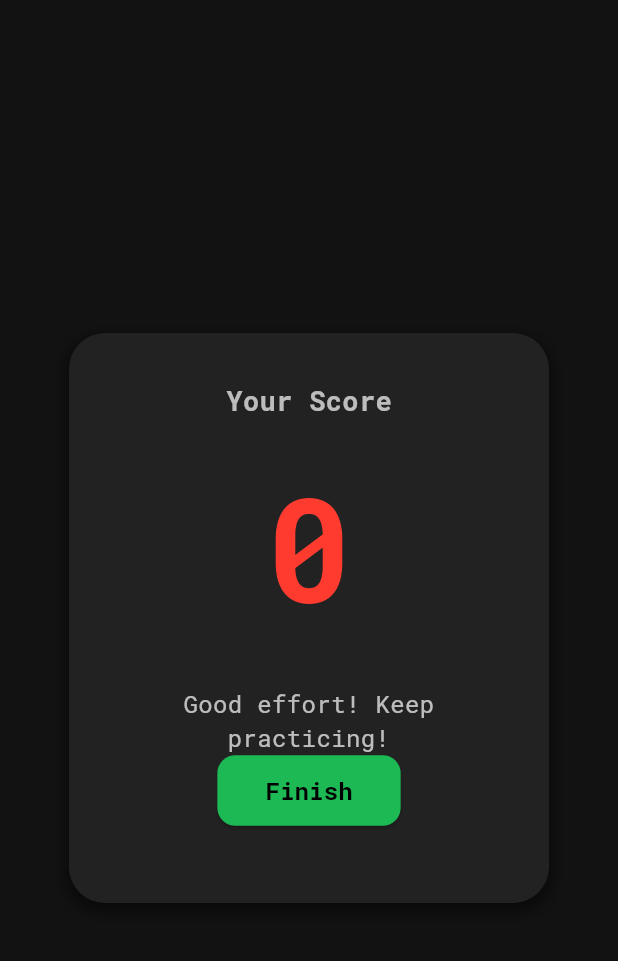
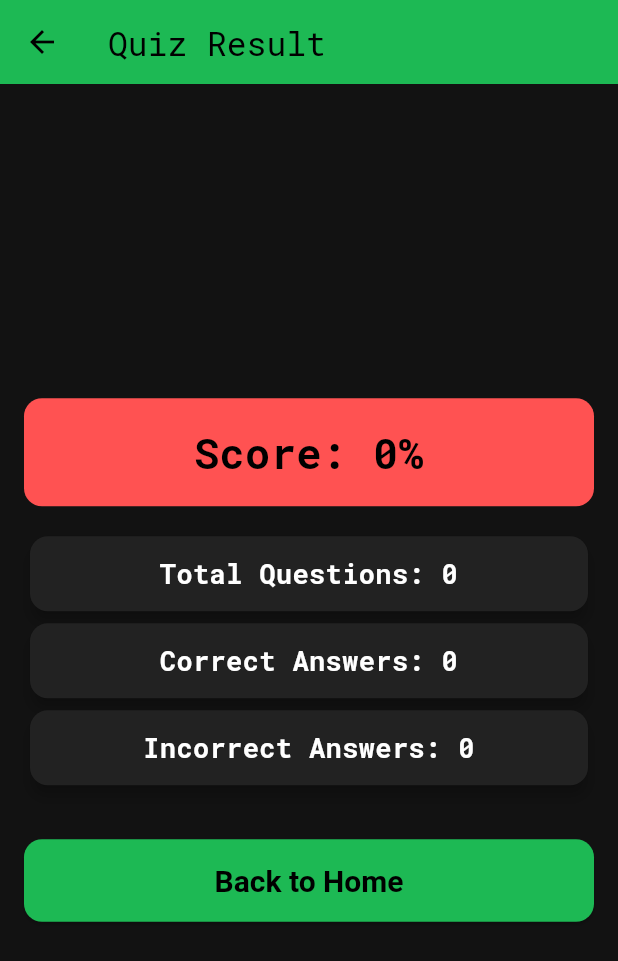
Before and after one commit to ArifHussain39/ByteQuiz, a Flutter app: the ScorePage screen opened directly with empty values, on a phone screen of 412 x 824 dp. Shown: the top 961 px of the screen. Run offline on Flutter 3.47's test engine with Material 3 defaults, Android fonts, the phone set to English and light mode, and no system bars; our stand-ins replace google_fonts.

Commit message:
Question tracking and answer screen

```diff
--- a/lib/score_page.dart
+++ b/lib/score_page.dart
@@ -1,122 +1,102 @@
 import 'package:flutter/material.dart';
-import 'package:google_fonts/google_fonts.dart';
 
 class ScorePage extends StatelessWidget {
-  final int _score;
+  final int score;
+  final int totalQuestions;
+  final int correctAnswers;
+  final int incorrectAnswers;
 
-  const ScorePage(this._score, {super.key});
+  const ScorePage({
+    super.key,
+    required this.score,
+    required this.totalQuestions,
+    required this.correctAnswers,
+    required this.incorrectAnswers,
+  });
 
-  // Function to return score color based on the score value
-  Color _getScoreColor() {
-    if (_score >= 80) {
-      return const Color(0xff1db954); // Green for excellent
-    } else if (_score >= 50) {
-      return const Color(0xffffc107); // Yellow for good
+  Color getScoreColor() {
+    if (score >= 80) {
+      return Colors.greenAccent;
+    } else if (score >= 50) {
+      return Colors.orangeAccent;
     } else {
-      return const Color(0xffff3b30); // Red for low
+      return Colors.redAccent;
     }
   }
 
   @override
   Widget build(BuildContext context) {
     return Scaffold(
-      backgroundColor: const Color(0xff121212), // Dark mode background
-      body: Center(
-        child: SingleChildScrollView(
-          child: Padding(
-            padding: const EdgeInsets.all(32.0),
-            child: Container(
-              width: 320.0,
-              constraints: const BoxConstraints(minHeight: 380.0),
+      appBar: AppBar(
+        title: const Text('Quiz Result'),
+        backgroundColor: const Color(0xff1db954), // Neon green
+      ),
+      body: Padding(
+        padding: const EdgeInsets.all(16.0),
+        child: Column(
+          mainAxisAlignment: MainAxisAlignment.center,
+          crossAxisAlignment: CrossAxisAlignment.stretch,
+          children: [
+            Container(
+              padding: const EdgeInsets.all(16.0),
               decoration: BoxDecoration(
-                color:
-                    const Color(0xff222222), // Slightly lighter dark container
-                borderRadius: const BorderRadius.all(Radius.circular(24.0)),
-                boxShadow: [
-                  BoxShadow(
-                    color: Colors.black.withOpacity(0.5),
-                    blurRadius: 8.0,
-                    spreadRadius: 2.0,
-                    offset: const Offset(0, 4),
+                color: getScoreColor(),
+                borderRadius: BorderRadius.circular(12.0),
               ),
-                ],
-              ),
-              child: Padding(
-                padding: const EdgeInsets.all(32.0),
-                child: Column(
-                  mainAxisSize: MainAxisSize.min,
-                  children: [
-                    // Score Heading
-                    const Text(
-                      'Your Score',
-                      style: TextStyle(
-                        color: Colors.white70,
-                        fontSize: 18.0,
+              child: Text(
+                'Score: $score%',
+                style: const TextStyle(
+                  fontSize: 28.0,
                   fontWeight: FontWeight.bold,
-                      ),
-                    ),
-                    const SizedBox(height: 16.0),
-                    // Score Display with dynamic color
-                    Flexible(
-                      child: Text(
-                        _score.toString(),
-                        style: GoogleFonts.robotoMono(
-                          fontSize: 96.0,
-                          fontWeight: FontWeight.bold,
-                          color: _getScoreColor(), // Dynamic color based on score
-                        ),
-                      ),
-                    ),
-                    const SizedBox(height: 24.0),
-                    // Motivational Message
-                    Flexible(
-                      child: Text(
-                        _score > 70
-                            ? 'Excellent job! Keep coding!'
-                            : 'Good effort! Keep practicing!',
-                        style: GoogleFonts.robotoMono(
-                          fontSize: 16.0,
-                          fontWeight: FontWeight.normal,
-                          color: Colors.white70,
+                  color: Colors.black,
                 ),
                 textAlign: TextAlign.center,
               ),
             ),
-                    const Spacer(),
-                    // Finish Button
-                    Padding(
-                      padding: const EdgeInsets.only(
-                          bottom: 16.0), // Add margin at the bottom
-                      child: ElevatedButton(
+            const SizedBox(height: 16.0),
+            _buildStatCard('Total Questions', totalQuestions.toString()),
+            _buildStatCard('Correct Answers', correctAnswers.toString()),
+            _buildStatCard('Incorrect Answers', incorrectAnswers.toString()),
+            const SizedBox(height: 32.0),
+            ElevatedButton(
+              onPressed: () {
+                Navigator.pop(context);
+              },
               style: ElevatedButton.styleFrom(
-                          backgroundColor:
-                              const Color(0xff1db954), // Neon green
-                          foregroundColor: Colors.black,
+                foregroundColor: Colors.black, backgroundColor: const Color(0xff1db954),
+                textStyle: const TextStyle(
+                  fontSize: 20.0,
+                  fontWeight: FontWeight.bold,
+                ),
+                padding: const EdgeInsets.symmetric(vertical: 16.0),
                 shape: RoundedRectangleBorder(
                   borderRadius: BorderRadius.circular(12.0),
                 ),
-                          padding: const EdgeInsets.symmetric(
-                            vertical: 12.0,
-                            horizontal: 32.0,
               ),
-                        ),
-                        onPressed: () {
-                          Navigator.pop(context);
-                        },
-                        child: Text(
-                          'Finish',
-                          style: GoogleFonts.robotoMono(
-                            fontSize: 16.0,
-                            fontWeight: FontWeight.bold,
-                          ),
-                        ),
-                      ),
+              child: const Text('Back to Home'),
             ),
           ],
         ),
       ),
+    );
+  }
+
+  Widget _buildStatCard(String title, String value) {
+    return Card(
+      elevation: 4.0,
+      shape: RoundedRectangleBorder(
+        borderRadius: BorderRadius.circular(12.0),
       ),
+      child: Padding(
+        padding: const EdgeInsets.all(12.0),
+        child: Text(
+          '$title: $value',
+          style: const TextStyle(
+            fontSize: 18.0,
+            fontWeight: FontWeight.bold,
+            color: Colors.white,
           ),
+          textAlign: TextAlign.center,
         ),
       ),
     );
```
Also changed, not shown: lib/answer_list.dart (+29 -28 lines), lib/quiz_page.dart (+26 -6 lines), lib/quiz_page_small.dart (+39 -0 lines). Lines whose indentation alone changed are shown as unchanged.
